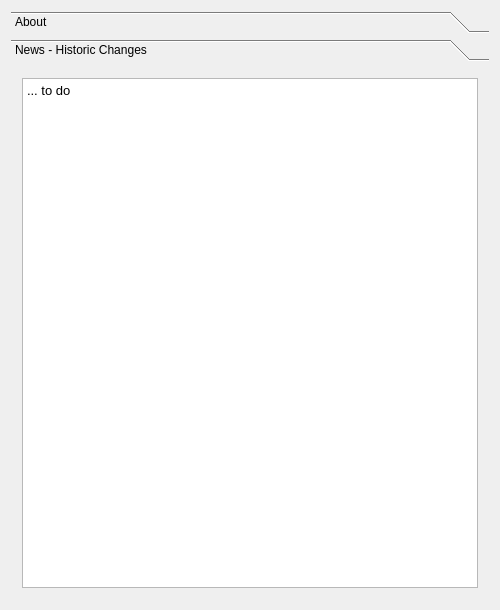
Above: point_cloud_3d_about_qdialog.ui from UCLM-PAFyC/point_cloud_3d before the change. Below: the same form after it.
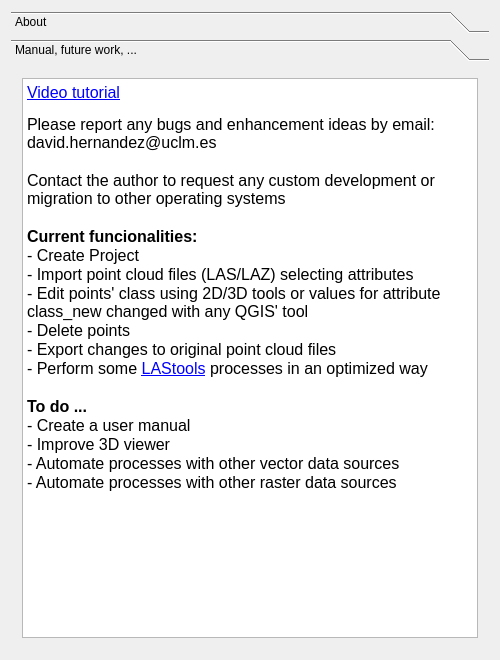
That is the form after the change. The open tabs and pages were chosen to show the change.

```diff
--- a/point_cloud_3d_about_qdialog.ui
+++ b/point_cloud_3d_about_qdialog.ui
@@ -7,19 +7,19 @@
     <x>0</x>
     <y>0</y>
     <width>500</width>
-    <height>610</height>
+    <height>660</height>
    </rect>
   </property>
   <property name="minimumSize">
    <size>
     <width>500</width>
-    <height>610</height>
+    <height>660</height>
    </size>
   </property>
   <property name="maximumSize">
    <size>
     <width>500</width>
-    <height>610</height>
+    <height>660</height>
    </size>
   </property>
   <property name="windowTitle">
@@ -123,12 +123,12 @@
        <rect>
         <x>0</x>
         <y>0</y>
-        <width>98</width>
-        <height>96</height>
+        <width>482</width>
+        <height>576</height>
        </rect>
       </property>
       <attribute name="label">
-       <string>News - Historic Changes</string>
+       <string>Manual, future work, ...</string>
       </attribute>
       <layout class="QGridLayout" name="gridLayout_3">
        <item row="0" column="0">
@@ -141,7 +141,30 @@
 &lt;html&gt;&lt;head&gt;&lt;meta name=&quot;qrichtext&quot; content=&quot;1&quot; /&gt;&lt;style type=&quot;text/css&quot;&gt;
 p, li { white-space: pre-wrap; }
 &lt;/style&gt;&lt;/head&gt;&lt;body style=&quot; font-family:'MS Shell Dlg 2'; font-size:8.15094pt; font-weight:400; font-style:normal;&quot;&gt;
-&lt;p style=&quot; margin-top:0px; margin-bottom:0px; margin-left:0px; margin-right:0px; -qt-block-indent:0; text-indent:0px;&quot;&gt;&lt;span style=&quot; font-size:10pt;&quot;&gt;... to do&lt;/span&gt;&lt;/p&gt;&lt;/body&gt;&lt;/html&gt;</string>
+&lt;p style=&quot; margin-top:0px; margin-bottom:0px; margin-left:0px; margin-right:0px; -qt-block-indent:0; text-indent:0px;&quot;&gt;&lt;a href=&quot;https://youtu.be/oWTB-DBD8Sw&quot;&gt;&lt;span style=&quot; font-size:12pt; text-decoration: underline; color:#0000ff;&quot;&gt;Video tutorial&lt;/span&gt;&lt;/a&gt;&lt;/p&gt;
+&lt;p style=&quot;-qt-paragraph-type:empty; margin-top:0px; margin-bottom:0px; margin-left:0px; margin-right:0px; -qt-block-indent:0; text-indent:0px; font-size:8.15094pt;&quot;&gt;&lt;br /&gt;&lt;/p&gt;
+&lt;p style=&quot; margin-top:0px; margin-bottom:0px; margin-left:0px; margin-right:0px; -qt-block-indent:0; text-indent:0px;&quot;&gt;&lt;span style=&quot; font-size:12pt;&quot;&gt;Please report any bugs and enhancement ideas by email: david.hernandez@uclm.es&lt;/span&gt;&lt;/p&gt;
+&lt;p style=&quot;-qt-paragraph-type:empty; margin-top:0px; margin-bottom:0px; margin-left:0px; margin-right:0px; -qt-block-indent:0; text-indent:0px; font-size:12pt;&quot;&gt;&lt;br /&gt;&lt;/p&gt;
+&lt;p style=&quot; margin-top:0px; margin-bottom:0px; margin-left:0px; margin-right:0px; -qt-block-indent:0; text-indent:0px;&quot;&gt;&lt;span style=&quot; font-size:12pt;&quot;&gt;Contact the author to request any custom development or migration to other operating systems &lt;/span&gt;&lt;/p&gt;
+&lt;p style=&quot;-qt-paragraph-type:empty; margin-top:0px; margin-bottom:0px; margin-left:0px; margin-right:0px; -qt-block-indent:0; text-indent:0px; font-size:12pt;&quot;&gt;&lt;br /&gt;&lt;/p&gt;
+&lt;p style=&quot; margin-top:0px; margin-bottom:0px; margin-left:0px; margin-right:0px; -qt-block-indent:0; text-indent:0px;&quot;&gt;&lt;span style=&quot; font-size:12pt; font-weight:600;&quot;&gt;Current funcionalities:&lt;/span&gt;&lt;/p&gt;
+&lt;p style=&quot; margin-top:0px; margin-bottom:0px; margin-left:0px; margin-right:0px; -qt-block-indent:0; text-indent:0px;&quot;&gt;&lt;span style=&quot; font-size:12pt;&quot;&gt;- Create Project&lt;/span&gt;&lt;/p&gt;
+&lt;p style=&quot; margin-top:0px; margin-bottom:0px; margin-left:0px; margin-right:0px; -qt-block-indent:0; text-indent:0px;&quot;&gt;&lt;span style=&quot; font-size:12pt;&quot;&gt;- Import point cloud files (LAS/LAZ) selecting attributes&lt;/span&gt;&lt;/p&gt;
+&lt;p style=&quot; margin-top:0px; margin-bottom:0px; margin-left:0px; margin-right:0px; -qt-block-indent:0; text-indent:0px;&quot;&gt;&lt;span style=&quot; font-size:12pt;&quot;&gt;- Edit points' class using 2D/3D tools or values for attribute class_new changed with any QGIS' tool&lt;/span&gt;&lt;/p&gt;
+&lt;p style=&quot; margin-top:0px; margin-bottom:0px; margin-left:0px; margin-right:0px; -qt-block-indent:0; text-indent:0px;&quot;&gt;&lt;span style=&quot; font-size:12pt;&quot;&gt;- Delete points&lt;/span&gt;&lt;/p&gt;
+&lt;p style=&quot; margin-top:0px; margin-bottom:0px; margin-left:0px; margin-right:0px; -qt-block-indent:0; text-indent:0px;&quot;&gt;&lt;span style=&quot; font-size:12pt;&quot;&gt;- Export changes to original point cloud files&lt;/span&gt;&lt;/p&gt;
+&lt;p style=&quot; margin-top:0px; margin-bottom:0px; margin-left:0px; margin-right:0px; -qt-block-indent:0; text-indent:0px;&quot;&gt;&lt;span style=&quot; font-size:12pt;&quot;&gt;- Perform some &lt;/span&gt;&lt;a href=&quot;https://rapidlasso.com/lastools/&quot;&gt;&lt;span style=&quot; font-size:12pt; text-decoration: underline; color:#0000ff;&quot;&gt;LAStools&lt;/span&gt;&lt;/a&gt;&lt;span style=&quot; font-size:12pt;&quot;&gt; processes in an optimized way&lt;/span&gt;&lt;/p&gt;
+&lt;p style=&quot;-qt-paragraph-type:empty; margin-top:0px; margin-bottom:0px; margin-left:0px; margin-right:0px; -qt-block-indent:0; text-indent:0px; font-size:12pt;&quot;&gt;&lt;br /&gt;&lt;/p&gt;
+&lt;p style=&quot; margin-top:0px; margin-bottom:0px; margin-left:0px; margin-right:0px; -qt-block-indent:0; text-indent:0px;&quot;&gt;&lt;span style=&quot; font-size:12pt; font-weight:600;&quot;&gt;To do ...&lt;/span&gt;&lt;/p&gt;
+&lt;p style=&quot; margin-top:0px; margin-bottom:0px; margin-left:0px; margin-right:0px; -qt-block-indent:0; text-indent:0px;&quot;&gt;&lt;span style=&quot; font-size:12pt;&quot;&gt;- Create a user manual&lt;/span&gt;&lt;/p&gt;
+&lt;p style=&quot; margin-top:0px; margin-bottom:0px; margin-left:0px; margin-right:0px; -qt-block-indent:0; text-indent:0px;&quot;&gt;&lt;span style=&quot; font-size:12pt;&quot;&gt;- Improve 3D viewer&lt;/span&gt;&lt;/p&gt;
+&lt;p style=&quot; margin-top:0px; margin-bottom:0px; margin-left:0px; margin-right:0px; -qt-block-indent:0; text-indent:0px;&quot;&gt;&lt;span style=&quot; font-size:12pt;&quot;&gt;- Automate processes with other vector data sources&lt;/span&gt;&lt;/p&gt;
+&lt;p style=&quot; margin-top:0px; margin-bottom:0px; margin-left:0px; margin-right:0px; -qt-block-indent:0; text-indent:0px;&quot;&gt;&lt;span style=&quot; font-size:12pt;&quot;&gt;- Automate processes with other raster data sources&lt;/span&gt;&lt;/p&gt;
+&lt;p style=&quot;-qt-paragraph-type:empty; margin-top:0px; margin-bottom:0px; margin-left:0px; margin-right:0px; -qt-block-indent:0; text-indent:0px; font-size:12pt;&quot;&gt;&lt;br /&gt;&lt;/p&gt;
+&lt;p style=&quot;-qt-paragraph-type:empty; margin-top:0px; margin-bottom:0px; margin-left:0px; margin-right:0px; -qt-block-indent:0; text-indent:0px; font-size:12pt;&quot;&gt;&lt;br /&gt;&lt;/p&gt;&lt;/body&gt;&lt;/html&gt;</string>
+         </property>
+         <property name="openExternalLinks">
+          <bool>true</bool>
          </property>
         </widget>
        </item>
```
Left out of the diff: 14 changed lines with no effect on the pictures.
